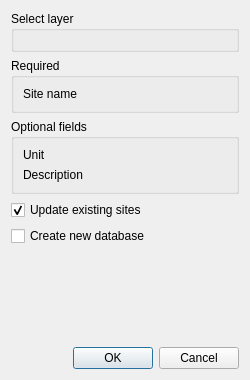
This is ui/readsdb_importlayer.ui in ondrolexa/readsdb as Qt 5 draws it before an edit. The edited form follows.
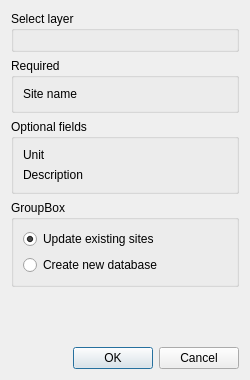
This is the edited form.

```diff
--- a/ui/readsdb_importlayer.ui
+++ b/ui/readsdb_importlayer.ui
@@ -86,7 +86,13 @@
     </widget>
    </item>
    <item>
-    <widget class="QCheckBox" name="checkBoxUpdate">
+    <widget class="QGroupBox" name="groupBox">
+     <property name="title">
+      <string>GroupBox</string>
+     </property>
+     <layout class="QVBoxLayout" name="verticalLayout_2">
+      <item>
+       <widget class="QRadioButton" name="radioButtonUpdate">
      <property name="text">
       <string>Update existing sites</string>
      </property>
@@ -96,10 +102,13 @@
     </widget>
    </item>
    <item>
-    <widget class="QCheckBox" name="checkBoxNew">
+       <widget class="QRadioButton" name="radioButtonNew">
      <property name="text">
       <string>Create new database</string>
      </property>
+       </widget>
+      </item>
+     </layout>
     </widget>
    </item>
    <item>
```
Lines whose indentation alone changed are shown as unchanged.
